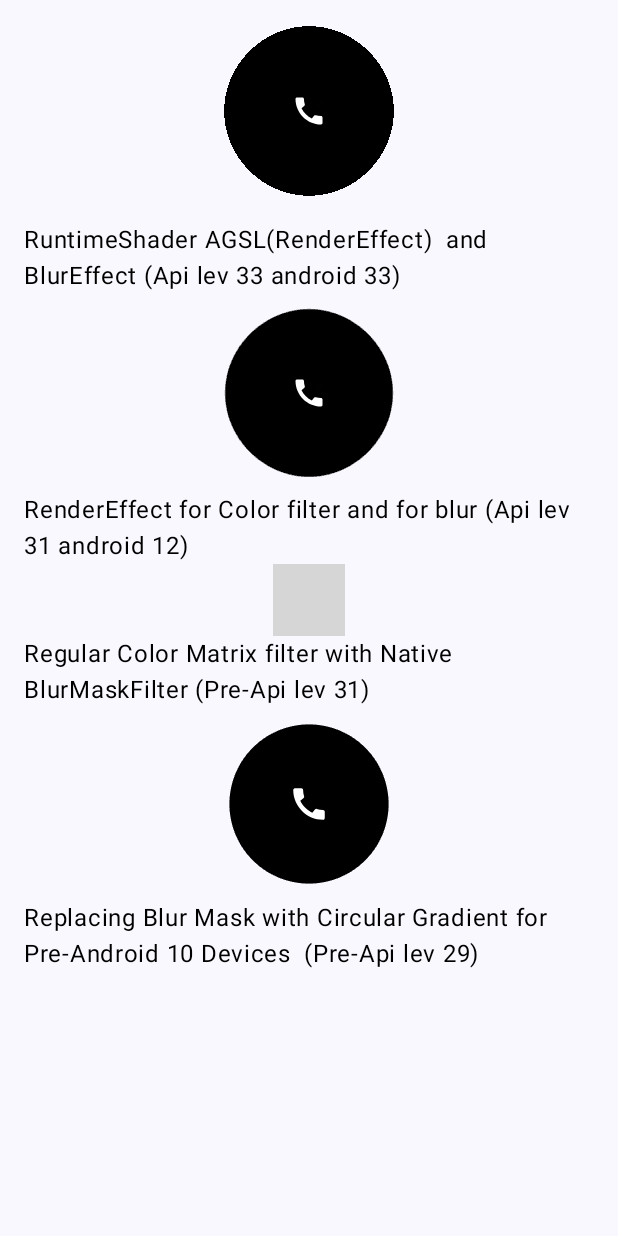
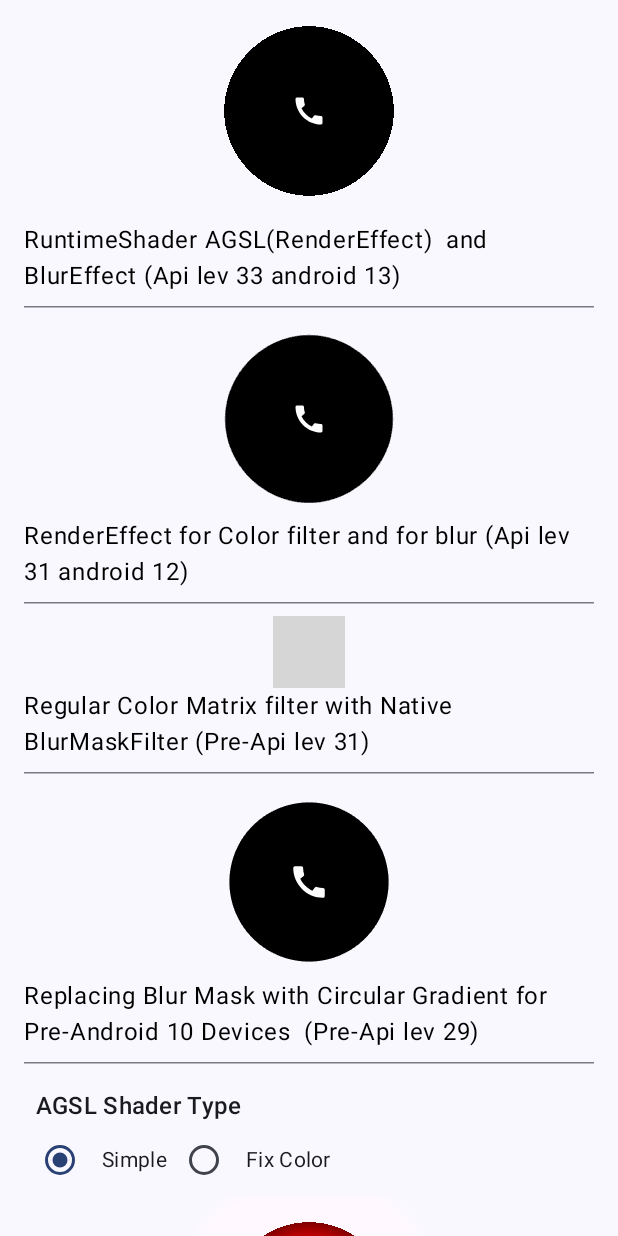
Before and after one commit to yuriyskulskiy/android-compose-playground, an Android app built with Jetpack Compose: the composable GooeyBasicScreenContent shown on its own in the app's theme, on a phone screen of 412 x 824 dp. Run offline under Robolectric (Android 15) with nearby library versions, the phone set to English and light mode, and no system bars; 1 statement that could not run was skipped; grey boxes are pictures that could not be loaded.

Commit message:
Implement "color issue fix" feature. (#12)
Co-authored-by: yuriyskulskiy <yuriyskulskiy@gmail.com>

```diff
--- a/app/src/main/java/com/skul/yuriy/composeplayground/feature/gooey/ContentSection.kt
+++ b/app/src/main/java/com/skul/yuriy/composeplayground/feature/gooey/ContentSection.kt
@@ -3,6 +3,7 @@ package com.skul.yuriy.composeplayground.feature.gooey
 import androidx.compose.foundation.layout.Column
 import androidx.compose.foundation.layout.ColumnScope
 import androidx.compose.foundation.layout.padding
+import androidx.compose.material3.HorizontalDivider
 import androidx.compose.material3.Text
 import androidx.compose.runtime.Composable
 import androidx.compose.ui.Alignment
@@ -28,5 +29,6 @@ fun MitosisButtonsSection(
             modifier = Modifier.padding(horizontal = 16.dp),
             text = title, color = Color.Black
         )
+        HorizontalDivider(Modifier.padding(vertical = 8.dp, horizontal = 16.dp))
     }
 }
--- a/app/src/main/java/com/skul/yuriy/composeplayground/feature/gooey/blurConcept/BasicGooeyScreen.kt
+++ b/app/src/main/java/com/skul/yuriy/composeplayground/feature/gooey/blurConcept/BasicGooeyScreen.kt
@@ -64,11 +64,10 @@ fun GooeyBasicScreenContent(modifier: Modifier) {
         //android 13 example
         MitosisButtonsSection(
             modifier = Modifier.fillMaxWidth(),
-            title = "RuntimeShader AGSL(RenderEffect)  and BlurEffect (Api lev 33 android 33)"
+            title = "RuntimeShader AGSL(RenderEffect)  and BlurEffect (Api lev 33 android 13)"
         ) {
             ExampleRuntimeShaderContent(Modifier.fillMaxWidth())
         }
-
         //Android 12
         MitosisButtonsSection(
             modifier = Modifier.fillMaxWidth(),
@@ -91,5 +90,12 @@ fun GooeyBasicScreenContent(modifier: Modifier) {
         ) {
             ExampleLegacyContent(Modifier.fillMaxWidth())
         }
+
+        MitosisButtonsSection(
+            modifier = Modifier.fillMaxWidth(),
+            title = "AGSL with color issue fix (Api lev 33 android 13)"
+        ) {
+            ExampleRuntimeRenderEffectColorFix(Modifier.fillMaxWidth())
+        }
     }
 }
--- /dev/null
+++ b/app/src/main/java/com/skul/yuriy/composeplayground/feature/gooey/blurConcept/ExampleRuntimeRenderEffectColorFix.kt
@@ -0,0 +1,171 @@
+package com.skul.yuriy.composeplayground.feature.gooey.blurConcept
+
+import android.os.Build
+import androidx.compose.animation.core.animateDpAsState
+import androidx.compose.animation.core.tween
+import androidx.compose.foundation.border
+import androidx.compose.foundation.clickable
+import androidx.compose.foundation.layout.Arrangement
+import androidx.compose.foundation.layout.Box
+import androidx.compose.foundation.layout.Column
+import androidx.compose.foundation.layout.Row
+import androidx.compose.foundation.layout.fillMaxWidth
+import androidx.compose.foundation.layout.height
+import androidx.compose.foundation.layout.offset
+import androidx.compose.foundation.layout.padding
+import androidx.compose.material.icons.Icons
+import androidx.compose.material.icons.filled.Call
+import androidx.compose.material.icons.filled.Done
+import androidx.compose.material3.Icon
+import androidx.compose.material3.MaterialTheme
+import androidx.compose.material3.RadioButton
+import androidx.compose.material3.Text
+import androidx.compose.runtime.Composable
+import androidx.compose.runtime.getValue
+import androidx.compose.runtime.mutableStateOf
+import androidx.compose.runtime.remember
+import androidx.compose.runtime.setValue
+import androidx.compose.ui.Alignment
+import androidx.compose.ui.Modifier
+import androidx.compose.ui.graphics.Color
+import androidx.compose.ui.unit.IntOffset
+import androidx.compose.ui.unit.dp
+import com.skul.yuriy.composeplayground.feature.gooey.blurConcept.util.BlurCircularButton
+import com.skul.yuriy.composeplayground.feature.gooey.blurConcept.util.MetaballBoxWithShaders
+import com.skul.yuriy.composeplayground.feature.gooey.blurConcept.util.ShaderType
+
+@Composable
+fun ExampleRuntimeRenderEffectColorFix(
+    modifier: Modifier = Modifier
+) {
+    if (Build.VERSION.SDK_INT >= Build.VERSION_CODES.TIRAMISU) { // API 33
+        var isExpanded by remember { mutableStateOf(false) }
+        var selectedShader by remember { mutableStateOf(ShaderType.Simple) } // State for selected shader type
+
+        val offsetDistance = (80).dp
+        val buttonOffset by animateDpAsState(
+            targetValue = if (isExpanded) offsetDistance else 0.dp,
+            animationSpec = tween(durationMillis = 3000)
+        )
+
+        val color = Color.Red
+
+        Column(
+            modifier = modifier
+                .fillMaxWidth()
+                .padding(horizontal = 16.dp),
+            verticalArrangement = Arrangement.Top
+        ) {
+            // Shader Selection Radio Group
+            Text(
+                text = "AGSL Shader Type",
+                style = MaterialTheme.typography.titleMedium,
+                modifier = Modifier.padding(bottom = 0.dp, top = 8.dp, start = 8.dp)
+            )
+            ShaderTypeRadioGroup(
+                selectedShader = selectedShader,
+                onShaderSelected = { selectedShader = it }
+            )
+
+            // Metaball Box with selected shader
+            MetaballBoxWithShaders(
+                shaderType = selectedShader,
+                color = color
+            ) {
+                Box(
+                    contentAlignment = Alignment.Center,
+                    modifier = Modifier
+                        .fillMaxWidth()
+                        .padding(vertical = 24.dp)
+                ) {
+                    BlurCircularButton(
+                        Modifier.offset { IntOffset(x = -buttonOffset.roundToPx(), y = 0) },
+                        onClick = { isExpanded = !isExpanded },
+                        color = color
+                    ) {
+                        Icon(
+                            imageVector = Icons.Filled.Done,
+                            contentDescription = null,
+                            tint = Color.White,
+                        )
+                    }
+                    BlurCircularButton(
+                        Modifier.offset { IntOffset(x = +buttonOffset.roundToPx(), y = 0) },
+                        onClick = { isExpanded = !isExpanded },
+                        color = color
+                    ) {
+                        Icon(
+                            imageVector = Icons.Filled.Call,
+                            contentDescription = null,
+                            tint = Color.White,
+                        )
+                    }
+                }
+            }
+        }
+    } else {
+        Box(
+            modifier = modifier
+                .height(100.dp)
+                .padding(horizontal = 24.dp)
+                .border(2.dp, Color.Black),
+            contentAlignment = Alignment.Center
+        ) {
+            Text(
+                "Simple Runtime shader is missing. This feature requires Android 13 (API 33) or higher.",
+                color = Color.Red
+            )
+        }
+    }
+}
+
+@Composable
+fun ShaderTypeRadioGroup(
+    selectedShader: ShaderType,
+    onShaderSelected: (ShaderType) -> Unit
+) {
+    val shaderOptions = listOf(
+        ShaderType.Simple to "Simple",
+        ShaderType.FixColor to "Fix Color",
+//        ShaderType.Outline to "Outline"
+    )
+
+    Row(
+        verticalAlignment = Alignment.CenterVertically,
+        modifier = Modifier.fillMaxWidth()
+    ) {
+        shaderOptions.forEach { (shaderType, name) ->
+            ShaderRadioButton(
+                shaderType = shaderType,
+                name = name,
+                isSelected = shaderType == selectedShader,
+                onShaderSelected = onShaderSelected
+            )
+        }
+    }
+}
+
+@Composable
+fun ShaderRadioButton(
+    shaderType: ShaderType,
+    name: String,
+    isSelected: Boolean,
+    onShaderSelected: (ShaderType) -> Unit
+) {
+    Row(
+        verticalAlignment = Alignment.CenterVertically,
+        modifier = Modifier
+            .clickable { onShaderSelected(shaderType) }
+            .padding(horizontal = 0.dp)
+    ) {
+        RadioButton(
+            selected = isSelected,
+            onClick = { onShaderSelected(shaderType) }
+        )
+        Text(
+            text = name,
+            style = MaterialTheme.typography.bodyMedium,
+            modifier = Modifier.padding(start = 4.dp)
+        )
+    }
+}
--- a/app/src/main/java/com/skul/yuriy/composeplayground/feature/gooey/blurConcept/util/AGSLShader.kt
+++ b/app/src/main/java/com/skul/yuriy/composeplayground/feature/gooey/blurConcept/util/AGSLShader.kt
@@ -2,6 +2,7 @@ package com.skul.yuriy.composeplayground.feature.gooey.blurConcept.util
 
 import org.intellij.lang.annotations.Language
 
+//works fine for when the color is black
 @Language("AGSL")
 const val ShaderSourceSimple = """
     uniform shader composable;
@@ -18,3 +19,78 @@ const val ShaderSourceSimple = """
         return color;
     }
 """
+
+//makes everything inside metaball  to be the rgbColor but icon gets not visible
+@Language("AGSL")
+const val ShaderSourceWrong = """
+    uniform shader composable;
+
+    uniform float transparencyLimit;
+    uniform float3 rgbColor;
+
+    half4 main(float2 fragCoord) {
+        half4 color = composable.eval(fragCoord);
+        color.a = step(transparencyLimit, color.a);
+
+        // make it rgbColor if alpha = 1
+        if (color.a == 1) {
+           color.rgb = half3(rgbColor[0], rgbColor[1], rgbColor[2]);
+        }
+        return color;
+    }
+"""
+
+
+@Language("AGSL")
+const val ShaderSource_coloring_test = """
+    uniform shader composable;
+    uniform float3 rgbColor;
+    uniform float transparencyLimit; // The alpha threshold for transparency logic
+
+    half4 main(float2 fragCoord) {
+        half4 color = composable.eval(fragCoord);
+
+        // Debugging alpha ranges with distinct colors
+        if (color.a == 0.0) {
+            // Green for fully transparent pixels
+            color.rgb = half3(0.0, 1.0, 0.0);
+        } else if (color.a == 1.0) {
+            // Red for fully opaque pixels
+            color.rgb = half3(1.0, 0.0, 0.0);
+            // color.a = 1.0; // Uncomment if additional visibility is required for debugging
+        } else {
+            // Case for semi-transparent pixels
+            if (color.a > transparencyLimit) {
+                // Blue for semi-transparent pixels above the transparency limit (cutoff)
+                color.rgb = half3(0.0, 0.0, 1.0);
+            } else {
+                // Pink for semi-transparent pixels below the transparency limit
+                color.rgb = half3(1.0, 0.0, 1.0);
+            }
+        }
+
+        // Set alpha to 1.0 to ensure all pixels are visible for debugging
+        color.a = 1.0;
+
+        return color;
+    }
+"""
+
+// sets proper color inside composable but icon is still visible
+@Language("AGSL")
+const val ShaderSourceProperColoring = """
+    uniform shader composable;
+
+    uniform float transparencyLimit;
+    uniform float3 rgbColor;
+
+    half4 main(float2 fragCoord) {
+        half4 color = composable.eval(fragCoord);
+
+        if (color.a < 1) {
+            color.rgb = half3(rgbColor[0], rgbColor[1], rgbColor[2]);
+        }
+        color.a = step(transparencyLimit, color.a);
+        return color;
+    }
+"""
--- a/app/src/main/java/com/skul/yuriy/composeplayground/feature/gooey/blurConcept/legacy/BlurtTest.kt
+++ b/app/src/main/java/com/skul/yuriy/composeplayground/feature/gooey/blurConcept/util/BlurtTest.kt
@@ -1,4 +1,4 @@
-package com.skul.yuriy.composeplayground.feature.gooey.blurConcept.legacy
+package com.skul.yuriy.composeplayground.feature.gooey.blurConcept.util
 
 import androidx.compose.foundation.border
 import androidx.compose.foundation.layout.Box
@@ -9,7 +9,6 @@ import androidx.compose.ui.Modifier
 import androidx.compose.ui.graphics.Color
 import androidx.compose.ui.unit.Dp
 import androidx.compose.ui.unit.dp
-import com.skul.yuriy.composeplayground.feature.gooey.blurConcept.util.outlineGradient
 
 //Box with  or gradient modifier just for testing blur/gradient border on old devices
 @Composable
--- a/app/src/main/java/com/skul/yuriy/composeplayground/feature/gooey/blurConcept/util/MetaballBox.kt
+++ b/app/src/main/java/com/skul/yuriy/composeplayground/feature/gooey/blurConcept/util/MetaballBox.kt
@@ -31,6 +31,51 @@ fun RuntimeShaderMetaballBox(
         Box(
             modifier = modifier
                 .graphicsLayer {
+                    metaBallShader.setFloatUniform("transparencyLimit", transparencyLimit)
+                    metaBallShader.setFloatUniform("rgbColor", color.red, color.green, color.blue)
+                    renderEffect = RenderEffect
+                        .createRuntimeShaderEffect(metaBallShader, "composable")
+                        .asComposeRenderEffect()
+                },
+            content = content,
+        )
+    }
+}
+
+enum class ShaderType(val source: String) {
+    Simple(ShaderSourceSimple),
+    FixColor(ShaderSourceProperColoring),
+    Outline(ShaderSourceProperColoring)
+}
+
+/**
+ * A composable function similar to `RuntimeShaderMetaballBox`, but with an additional parameter
+ * to switch between different shader types using an enum.
+ *
+ * @param modifier The modifier to be applied to the `Box`. Defaults to an empty `Modifier`.
+ * @param shaderType The type of shader to use, defined by the `ShaderType` enum. Defaults to `ShaderType.Simple`.
+ * @param transparencyLimit A float value representing the transparency cutoff limit for the shader. Defaults to 0.5.
+ * @param color The color to be passed to the shader as a uniform, represented as a `Color` object. Defaults to `Color.Black`.
+ * @param content The composable content to be rendered inside the `Box`.
+ */
+@Composable
+fun MetaballBoxWithShaders(
+    modifier: Modifier = Modifier,
+    shaderType: ShaderType = ShaderType.Simple, // Default to "Simple"
+    transparencyLimit: Float = 0.5f,
+    color: Color = Color.Black,
+    content: @Composable BoxScope.() -> Unit,
+) {
+    if (Build.VERSION.SDK_INT >= Build.VERSION_CODES.TIRAMISU) {
+        // Remember the shader based on the selected shader type
+        val metaBallShader = remember(shaderType) {
+            RuntimeShader(shaderType.source)
+        }
+
+        Box(
+            modifier = modifier
+                .graphicsLayer {
+                    clip = true
                     metaBallShader.setFloatUniform("transparencyLimit", transparencyLimit)
                     metaBallShader.setFloatUniform("rgbColor", color.red, color.green, color.blue)
                     renderEffect = RenderEffect
```
